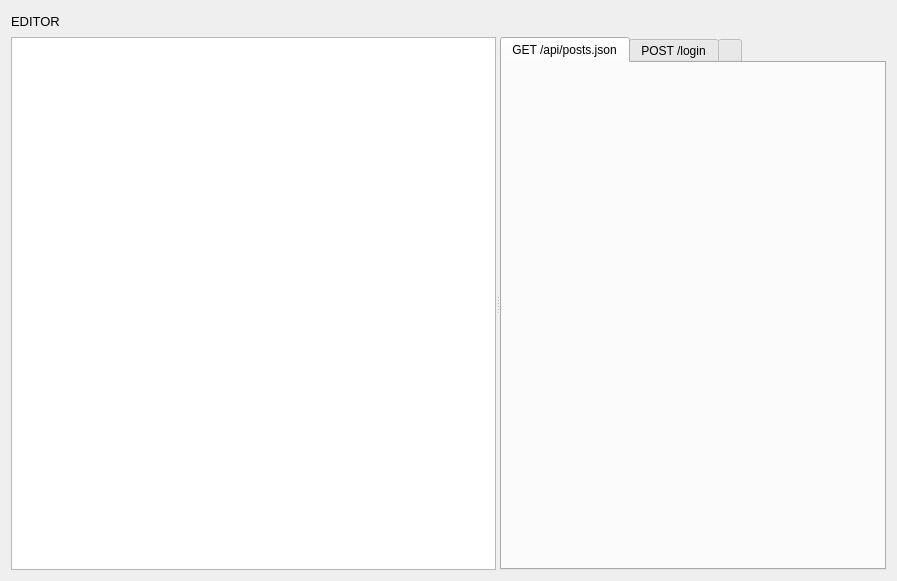
The window that src/frontend/views/editor/editor_page.ui (evanrolfe/oneproxy) describes before a commit, drawn with Qt 5.
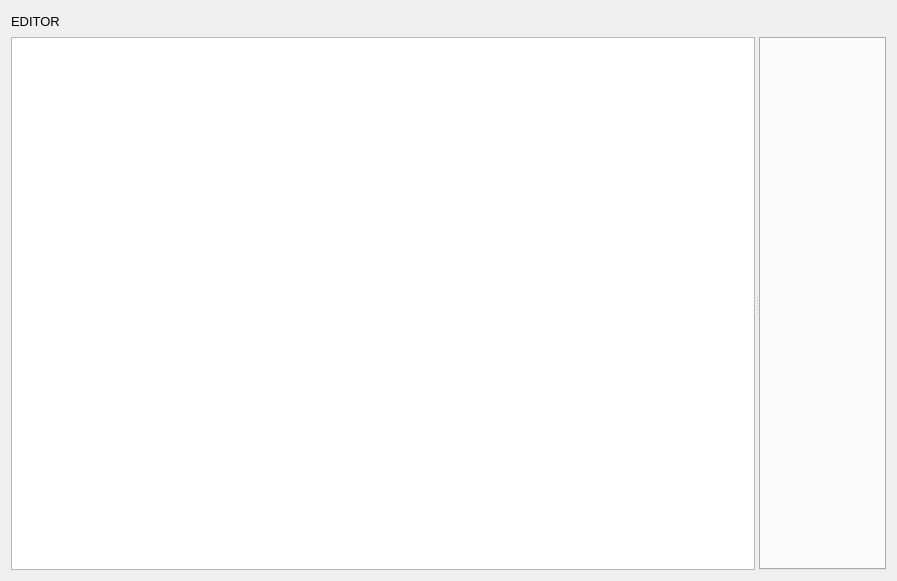
The same window after the commit. Custom widgets are drawn as their Qt base class.

Commit message: Frontend: open/close request_groups in tabs

Patch:
```diff
--- a/src/frontend/views/editor/editor_page.ui
+++ b/src/frontend/views/editor/editor_page.ui
@@ -45,25 +45,7 @@
        </sizepolicy>
       </property>
      </widget>
-     <widget class="QTabWidget" name="openRequestTabs">
-      <property name="currentIndex">
-       <number>0</number>
-      </property>
-      <widget class="RequestGroupView" name="requestGroupView">
-       <attribute name="title">
-        <string>GET /api/posts.json</string>
-       </attribute>
-      </widget>
-      <widget class="QWidget" name="tab_2">
-       <attribute name="title">
-        <string>POST /login</string>
-       </attribute>
-      </widget>
-      <widget class="QWidget" name="tab_3">
-       <attribute name="title">
-        <string></string>
-       </attribute>
-      </widget>
+     <widget class="Tabs" name="tabs">
      </widget>
     </widget>
    </item>
@@ -71,9 +53,9 @@
  </widget>
  <customwidgets>
   <customwidget>
-   <class>RequestGroupView</class>
-   <extends>QWidget</extends>
-   <header>widgets.editor.request_group_view.h</header>
+   <class>Tabs</class>
+   <extends>QTabWidget</extends>
+   <header>widgets.editor.tabs.h</header>
    <container>1</container>
   </customwidget>
   <customwidget>
```
The commit also changes 7 other files.
